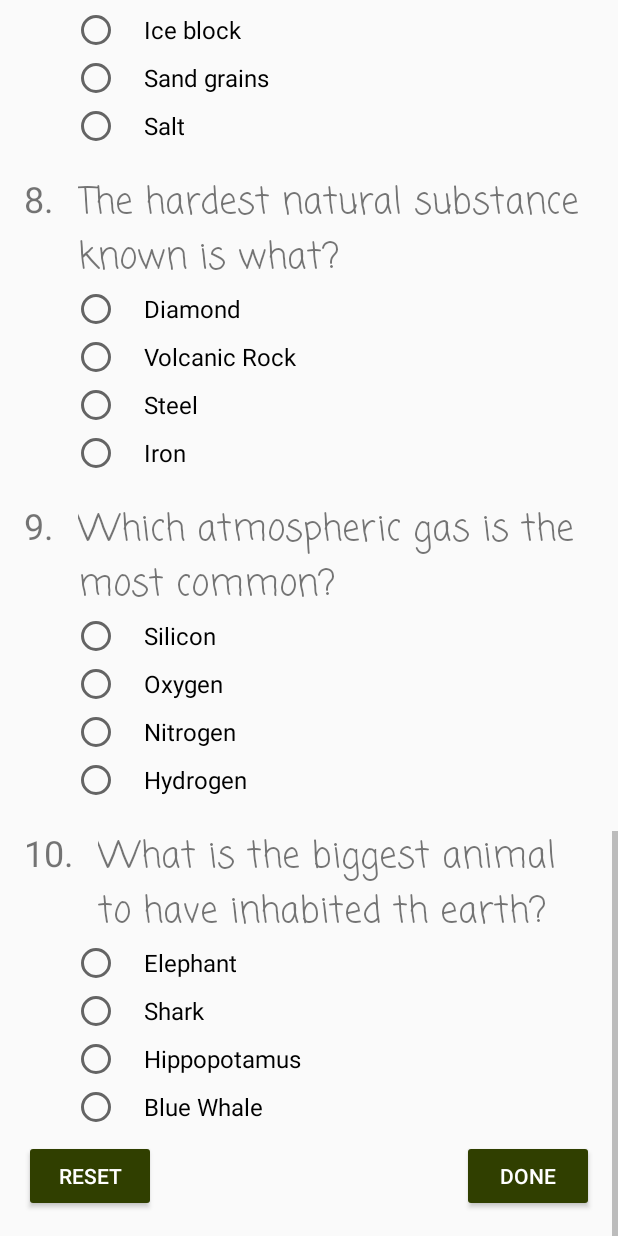
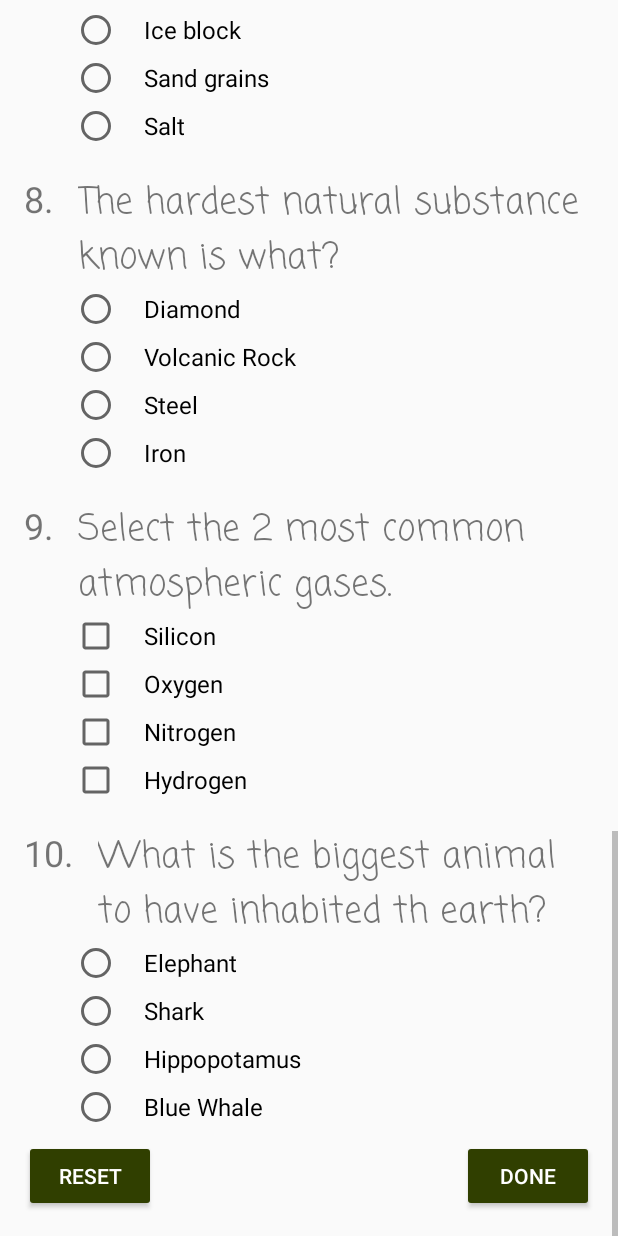
Before and after one commit to Egahi/Creed, an Android app: the layout quiz_multiple_choice.xml on its own in the app's theme, with its tools: preview values and no code run, scrolled down 1692 dp, on a phone screen of 412 x 824 dp. Run offline under Robolectric (Android 15) with nearby library versions, the phone set to English and light mode, and no system bars.

Commit message:
updated question 9 to use checkboxes instead of radio buttons

```diff
--- a/app/src/main/AndroidManifest.xml
+++ b/app/src/main/AndroidManifest.xml
@@ -9,7 +9,7 @@
         android:roundIcon="@mipmap/ic_launcher_round"
         android:supportsRtl="true"
         android:theme="@style/AppTheme">
-        <activity android:name=".MainActivity" android:screenOrientation="portrait">
+        <activity android:name=".MainActivity">
             <intent-filter>
                 <action android:name="android.intent.action.MAIN" />
 
--- a/app/src/main/res/layout/quiz_multiple_choice.xml
+++ b/app/src/main/res/layout/quiz_multiple_choice.xml
@@ -84,14 +84,14 @@
             </LinearLayout>
 
             <RadioGroup
+                android:id="@+id/question_one"
+                android:layout_width="wrap_content"
+                android:layout_height="wrap_content">
+
+                <RadioButton
+                    android:id="@+id/question_one_a"
                     android:layout_width="wrap_content"
                     android:layout_height="wrap_content"
-                android:id="@+id/question_one">
-
-                <RadioButton
-                    android:layout_width="wrap_content"
-                    android:layout_height="wrap_content"
-                    android:id="@+id/question_one_a"
                     android:layout_marginLeft="32dp"
                     android:layout_marginStart="32dp"
                     android:paddingLeft="16dp"
@@ -111,10 +111,10 @@
                     android:textSize="16sp" />
 
                 <RadioButton
+                    android:id="@+id/question_one_c"
                     android:layout_width="wrap_content"
                     android:layout_height="wrap_content"
                     android:layout_marginLeft="32dp"
-                    android:id="@+id/question_one_c"
                     android:layout_marginStart="32dp"
                     android:paddingLeft="16dp"
                     android:paddingStart="16dp"
@@ -122,10 +122,10 @@
                     android:textSize="16sp" />
 
                 <RadioButton
+                    android:id="@+id/question_one_d"
                     android:layout_width="wrap_content"
                     android:layout_height="wrap_content"
                     android:layout_marginLeft="32dp"
-                    android:id="@+id/question_one_d"
                     android:layout_marginStart="32dp"
                     android:paddingLeft="16dp"
                     android:paddingStart="16dp"
@@ -155,9 +155,9 @@
             </LinearLayout>
 
             <RadioGroup
+                android:id="@+id/question_two"
                 android:layout_width="wrap_content"
-                android:layout_height="wrap_content"
-                android:id="@+id/question_two">
+                android:layout_height="wrap_content">
 
                 <RadioButton
                     android:id="@+id/question_two_answer"
@@ -171,8 +171,8 @@
                     android:textSize="16sp" />
 
                 <RadioButton
+                    android:id="@+id/question_two_b"
                     android:layout_width="wrap_content"
-                    android:id="@+id/question_two_b"
                     android:layout_height="wrap_content"
                     android:layout_marginLeft="32dp"
                     android:layout_marginStart="32dp"
@@ -182,9 +182,9 @@
                     android:textSize="16sp" />
 
                 <RadioButton
+                    android:id="@+id/question_two_c"
                     android:layout_width="wrap_content"
                     android:layout_height="wrap_content"
-                    android:id="@+id/question_two_c"
                     android:layout_marginLeft="32dp"
                     android:layout_marginStart="32dp"
                     android:paddingLeft="16dp"
@@ -193,9 +193,9 @@
                     android:textSize="16sp" />
 
                 <RadioButton
+                    android:id="@+id/question_two_d"
                     android:layout_width="wrap_content"
                     android:layout_height="wrap_content"
-                    android:id="@+id/question_two_d"
                     android:layout_marginLeft="32dp"
                     android:layout_marginStart="32dp"
                     android:paddingLeft="16dp"
@@ -226,39 +226,39 @@
             </LinearLayout>
 
             <RadioGroup
+                android:id="@+id/question_three"
                 android:layout_width="wrap_content"
-                android:layout_height="wrap_content"
-                android:id="@+id/question_three">
+                android:layout_height="wrap_content">
 
                 <RadioButton
+                    android:id="@+id/question_three_a"
                     android:layout_width="wrap_content"
                     android:layout_height="wrap_content"
                     android:layout_marginLeft="32dp"
                     android:layout_marginStart="32dp"
-                    android:id="@+id/question_three_a"
                     android:paddingLeft="16dp"
                     android:paddingStart="16dp"
                     android:text="@string/three_a"
                     android:textSize="16sp" />
 
                 <RadioButton
+                    android:id="@+id/question_three_b"
                     android:layout_width="wrap_content"
                     android:layout_height="wrap_content"
                     android:layout_marginLeft="32dp"
                     android:layout_marginStart="32dp"
-                    android:id="@+id/question_three_b"
                     android:paddingLeft="16dp"
                     android:paddingStart="16dp"
                     android:text="@string/three_b"
                     android:textSize="16sp" />
 
                 <RadioButton
+                    android:id="@+id/question_three_c"
                     android:layout_width="wrap_content"
                     android:layout_height="wrap_content"
                     android:layout_marginLeft="32dp"
                     android:layout_marginStart="32dp"
                     android:paddingLeft="16dp"
-                    android:id="@+id/question_three_c"
                     android:paddingStart="16dp"
                     android:text="@string/three_c"
                     android:textSize="16sp" />
@@ -297,15 +297,15 @@
             </LinearLayout>
 
             <RadioGroup
+                android:id="@+id/question_four"
                 android:layout_width="wrap_content"
-                android:layout_height="wrap_content"
-                android:id="@+id/question_four">
+                android:layout_height="wrap_content">
 
                 <RadioButton
+                    android:id="@+id/question_four_a"
                     android:layout_width="wrap_content"
                     android:layout_height="wrap_content"
                     android:layout_marginLeft="32dp"
-                    android:id="@+id/question_four_a"
                     android:layout_marginStart="32dp"
                     android:paddingLeft="16dp"
                     android:paddingStart="16dp"
@@ -313,10 +313,10 @@
                     android:textSize="16sp" />
 
                 <RadioButton
+                    android:id="@+id/question_four_b"
                     android:layout_width="wrap_content"
                     android:layout_height="wrap_content"
                     android:layout_marginLeft="32dp"
-                    android:id="@+id/question_four_b"
                     android:layout_marginStart="32dp"
                     android:paddingLeft="16dp"
                     android:paddingStart="16dp"
@@ -324,12 +324,12 @@
                     android:textSize="16sp" />
 
                 <RadioButton
+                    android:id="@+id/question_four_c"
                     android:layout_width="wrap_content"
                     android:layout_height="wrap_content"
                     android:layout_marginLeft="32dp"
                     android:layout_marginStart="32dp"
                     android:paddingLeft="16dp"
-                    android:id="@+id/question_four_c"
                     android:paddingStart="16dp"
                     android:text="@string/four_c"
                     android:textSize="16sp" />
@@ -368,9 +368,9 @@
             </LinearLayout>
 
             <RadioGroup
+                android:id="@+id/question_five"
                 android:layout_width="wrap_content"
-                android:layout_height="wrap_content"
-                android:id="@+id/question_five">
+                android:layout_height="wrap_content">
 
                 <RadioButton
                     android:id="@+id/question_five_answer"
@@ -384,9 +384,9 @@
                     android:textSize="16sp" />
 
                 <RadioButton
+                    android:id="@+id/question_five_b"
                     android:layout_width="wrap_content"
                     android:layout_height="wrap_content"
-                    android:id="@+id/question_five_b"
                     android:layout_marginLeft="32dp"
                     android:layout_marginStart="32dp"
                     android:paddingLeft="16dp"
@@ -395,10 +395,10 @@
                     android:textSize="16sp" />
 
                 <RadioButton
+                    android:id="@+id/question_five_c"
                     android:layout_width="wrap_content"
                     android:layout_height="wrap_content"
                     android:layout_marginLeft="32dp"
-                    android:id="@+id/question_five_c"
                     android:layout_marginStart="32dp"
                     android:paddingLeft="16dp"
                     android:paddingStart="16dp"
@@ -406,10 +406,10 @@
                     android:textSize="16sp" />
 
                 <RadioButton
+                    android:id="@+id/question_five_d"
                     android:layout_width="wrap_content"
                     android:layout_height="wrap_content"
                     android:layout_marginLeft="32dp"
-                    android:id="@+id/question_five_d"
                     android:layout_marginStart="32dp"
                     android:paddingLeft="16dp"
                     android:paddingStart="16dp"
@@ -439,15 +439,15 @@
             </LinearLayout>
 
             <RadioGroup
+                android:id="@+id/question_six"
                 android:layout_width="wrap_content"
-                android:layout_height="wrap_content"
-                android:id="@+id/question_six">
+                android:layout_height="wrap_content">
 
                 <RadioButton
+                    android:id="@+id/question_six_a"
                     android:layout_width="wrap_content"
                     android:layout_height="wrap_content"
                     android:layout_marginLeft="32dp"
-                    android:id="@+id/question_six_a"
                     android:layout_marginStart="32dp"
                     android:paddingLeft="16dp"
                     android:paddingStart="16dp"
@@ -455,11 +455,11 @@
                     android:textSize="16sp" />
 
                 <RadioButton
+                    android:id="@+id/question_six_b"
                     android:layout_width="wrap_content"
                     android:layout_height="wrap_content"
                     android:layout_marginLeft="32dp"
                     android:layout_marginStart="32dp"
-                    android:id="@+id/question_six_b"
                     android:paddingLeft="16dp"
                     android:paddingStart="16dp"
                     android:text="@string/six_b"
@@ -477,11 +477,11 @@
                     android:textSize="16sp" />
 
                 <RadioButton
+                    android:id="@+id/question_six_d"
                     android:layout_width="wrap_content"
                     android:layout_height="wrap_content"
                     android:layout_marginLeft="32dp"
                     android:layout_marginStart="32dp"
-                    android:id="@+id/question_six_d"
                     android:paddingLeft="16dp"
                     android:paddingStart="16dp"
                     android:text="@string/six_d"
@@ -510,15 +510,15 @@
             </LinearLayout>
 
             <RadioGroup
+                android:id="@+id/question_seven"
                 android:layout_width="wrap_content"
-                android:layout_height="wrap_content"
-                android:id="@+id/question_seven">
+                android:layout_height="wrap_content">
 
                 <RadioButton
+                    android:id="@+id/question_seven_a"
                     android:layout_width="wrap_content"
                     android:layout_height="wrap_content"
                     android:layout_marginLeft="32dp"
-                    android:id="@+id/question_seven_a"
                     android:layout_marginStart="32dp"
                     android:paddingLeft="16dp"
                     android:paddingStart="16dp"
@@ -526,10 +526,10 @@
                     android:textSize="16sp" />
 
                 <RadioButton
+                    android:id="@+id/question_seven_b"
                     android:layout_width="wrap_content"
                     android:layout_height="wrap_content"
                     android:layout_marginLeft="32dp"
-                    android:id="@+id/question_seven_b"
                     android:layout_marginStart="32dp"
                     android:paddingLeft="16dp"
                     android:paddingStart="16dp"
@@ -537,11 +537,11 @@
                     android:textSize="16sp" />
 
                 <RadioButton
+                    android:id="@+id/question_seven_c"
                     android:layout_width="wrap_content"
                     android:layout_height="wrap_content"
                     android:layout_marginLeft="32dp"
                     android:layout_marginStart="32dp"
-                    android:id="@+id/question_seven_c"
                     android:paddingLeft="16dp"
                     android:paddingStart="16dp"
                     android:text="@string/seven_c"
@@ -581,9 +581,9 @@
             </LinearLayout>
 
             <RadioGroup
+                android:id="@+id/question_eight"
                 android:layout_width="wrap_content"
-                android:layout_height="wrap_content"
-                android:id="@+id/question_eight">
+                android:layout_height="wrap_content">
 
                 <RadioButton
                     android:id="@+id/question_eight_answer"
@@ -597,9 +597,9 @@
                     android:textSize="16sp" />
 
                 <RadioButton
+                    android:id="@+id/question_eight_b"
                     android:layout_width="wrap_content"
                     android:layout_height="wrap_content"
-                    android:id="@+id/question_eight_b"
                     android:layout_marginLeft="32dp"
                     android:layout_marginStart="32dp"
                     android:paddingLeft="16dp"
@@ -608,9 +608,9 @@
                     android:textSize="16sp" />
 
                 <RadioButton
+                    android:id="@+id/question_eight_c"
                     android:layout_width="wrap_content"
                     android:layout_height="wrap_content"
-                    android:id="@+id/question_eight_c"
                     android:layout_marginLeft="32dp"
                     android:layout_marginStart="32dp"
                     android:paddingLeft="16dp"
@@ -619,9 +619,9 @@
                     android:textSize="16sp" />
 
                 <RadioButton
+                    android:id="@+id/question_eight_d"
                     android:layout_width="wrap_content"
                     android:layout_height="wrap_content"
-                    android:id="@+id/question_eight_d"
                     android:layout_marginLeft="32dp"
                     android:layout_marginStart="32dp"
                     android:paddingLeft="16dp"
@@ -651,35 +651,30 @@
                     android:textSize="24sp" />
             </LinearLayout>
 
-            <RadioGroup
-                android:layout_width="wrap_content"
-                android:layout_height="wrap_content"
-                android:id="@+id/question_nine">
-
-                <RadioButton
+            <CheckBox
+                android:id="@+id/question_nine_a"
                 android:layout_width="wrap_content"
                 android:layout_height="wrap_content"
                 android:layout_marginLeft="32dp"
-                    android:id="@+id/question_nine_a"
                 android:layout_marginStart="32dp"
                 android:paddingLeft="16dp"
                 android:paddingStart="16dp"
                 android:text="@string/nine_a"
                 android:textSize="16sp" />
 
-                <RadioButton
+            <CheckBox
+                android:id="@+id/question_nine_answer2"
                 android:layout_width="wrap_content"
                 android:layout_height="wrap_content"
                 android:layout_marginLeft="32dp"
                 android:layout_marginStart="32dp"
-                    android:id="@+id/question_nine_b"
                 android:paddingLeft="16dp"
                 android:paddingStart="16dp"
                 android:text="@string/nine_b"
                 android:textSize="16sp" />
 
-                <RadioButton
-                    android:id="@+id/question_nine_answer"
+            <CheckBox
+                android:id="@+id/question_nine_answer1"
                 android:layout_width="wrap_content"
                 android:layout_height="wrap_content"
                 android:layout_marginLeft="32dp"
@@ -689,7 +684,8 @@
                 android:text="@string/nine_answer"
                 android:textSize="16sp" />
 
-                <RadioButton
+            <CheckBox
+                android:id="@+id/question_nine_d"
                 android:layout_width="wrap_content"
                 android:layout_height="wrap_content"
                 android:layout_marginLeft="32dp"
@@ -697,9 +693,7 @@
                 android:paddingLeft="16dp"
                 android:paddingStart="16dp"
                 android:text="@string/nine_d"
-                    android:id="@+id/question_nine_d"
                 android:textSize="16sp" />
-            </RadioGroup>
 
             <LinearLayout
                 android:layout_width="wrap_content"
@@ -723,15 +717,15 @@
             </LinearLayout>
 
             <RadioGroup
+                android:id="@+id/question_ten"
                 android:layout_width="wrap_content"
-                android:layout_height="wrap_content"
-                android:id="@+id/question_ten">
+                android:layout_height="wrap_content">
 
                 <RadioButton
+                    android:id="@+id/question_ten_a"
                     android:layout_width="wrap_content"
                     android:layout_height="wrap_content"
                     android:layout_marginLeft="32dp"
-                    android:id="@+id/question_ten_a"
                     android:layout_marginStart="32dp"
                     android:paddingLeft="16dp"
                     android:paddingStart="16dp"
@@ -739,24 +733,24 @@
                     android:textSize="16sp" />
 
                 <RadioButton
+                    android:id="@+id/questionn_ten_b"
                     android:layout_width="wrap_content"
                     android:layout_height="wrap_content"
                     android:layout_marginLeft="32dp"
                     android:layout_marginStart="32dp"
                     android:paddingLeft="16dp"
                     android:paddingStart="16dp"
-                    android:id="@+id/questionn_ten_b"
                     android:text="@string/ten_b"
                     android:textSize="16sp" />
 
                 <RadioButton
+                    android:id="@+id/question_ten_c"
                     android:layout_width="wrap_content"
                     android:layout_height="wrap_content"
                     android:layout_marginLeft="32dp"
                     android:layout_marginStart="32dp"
                     android:paddingLeft="16dp"
                     android:paddingStart="16dp"
-                    android:id="@+id/question_ten_c"
                     android:text="@string/ten_c"
                     android:textSize="16sp" />
 
@@ -794,6 +788,7 @@
         <Button
             android:layout_width="wrap_content"
             android:layout_height="wrap_content"
+            android:id="@+id/done_easy"
             android:layout_alignParentBottom="true"
             android:layout_alignParentRight="true"
             android:onClick="displayResultEasy"
--- a/app/src/main/res/values/colors.xml
+++ b/app/src/main/res/values/colors.xml
@@ -6,6 +6,7 @@
     <color name="colorButton">#303F00</color>
     <color name="red">#ff0000</color>
     <color name="green">#00ff00</color>
+    <color name="black">#000000</color>
 </resources>
 
 <!-- #303F9F -->
--- a/app/src/main/res/values/strings.xml
+++ b/app/src/main/res/values/strings.xml
@@ -14,7 +14,7 @@
     <string name="hash_tag_text">#knowledgeIsPower</string>
 
     <!-- hint text for difficulty level name field [CHAR LIMIT = NONE] -->
-    <string name="name">Name</string>
+    <string name="name">userName</string>
 
     <!-- difficult level prompt [CHAR LIMIT = NONE] -->
     <string name="difficulty_level_prompt">Select a level.</string>
@@ -188,7 +188,7 @@
     <string name="eight_d">Iron</string>
 
     <!-- Question 9 [CHAR LIMIT = NONE] -->
-    <string name="question_nine">Which atmospheric gas is the most common?</string>
+    <string name="question_nine">Select the 2 most common atmospheric gases.</string>
 
     <!-- Option A for question 9 [CHAR LIMIT = NONE] -->
     <string name="nine_a">Silicon</string>
```
Also changed, not shown: app/src/main/java/com/example/android/creed/MainActivity.java (+63 -34 lines), app/src/main/res/layout/activity_main.xml (+8 -0 lines), app/src/main/res/layout/difficulty_level.xml (+5 -5 lines). Lines whose indentation alone changed are shown as unchanged.
